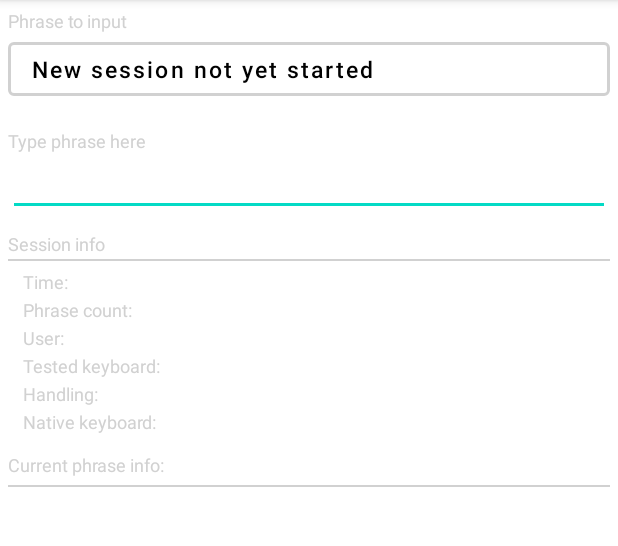
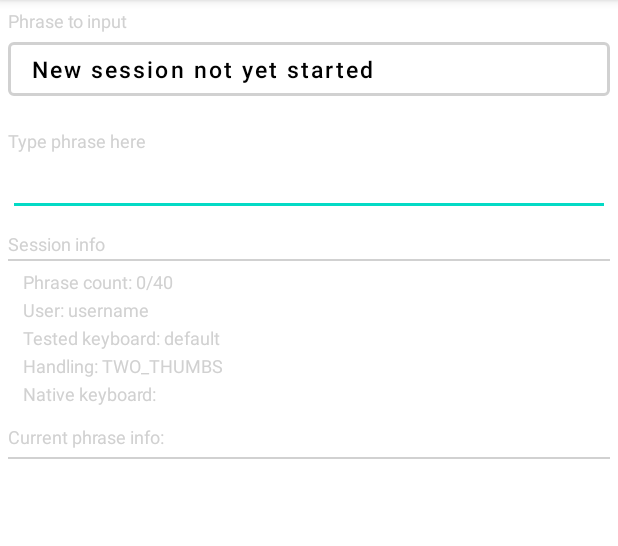
Before and after one commit to VanjaLjubobratovic/SmartKeyboard, an Android app: the screen it shows after launch (MainActivity), on a phone screen of 412 x 824 dp, the part 84-630 px from its top. Run offline under Robolectric (Android 15) with nearby library versions, the light colour scheme and no system bars.

Commit message:
Fully implemented session settings loading. Overloaded some set methods in Session.java. Implemented stopping when finished inputting phrases. Some code moved to dedicated methods.

```diff
--- a/app/src/main/java/com/example/smartkeyboard/MainActivity.java
+++ b/app/src/main/java/com/example/smartkeyboard/MainActivity.java
@@ -10,6 +10,7 @@ import androidx.appcompat.app.AppCompatActivity;
 import androidx.appcompat.widget.Toolbar;
 
 import android.annotation.SuppressLint;
+import android.app.Activity;
 import android.content.Context;
 import android.content.Intent;
 import android.content.SharedPreferences;
@@ -22,6 +23,7 @@ import android.util.Pair;
 import android.view.Menu;
 import android.view.MenuItem;
 import android.view.View;
+import android.view.inputmethod.InputMethodManager;
 import android.widget.EditText;
 import android.widget.TextView;
 import android.widget.Toast;
@@ -46,7 +48,7 @@ public class MainActivity extends AppCompatActivity {
     private ArrayList<String> phrases;
     private int phraseIndex;
     private EditText phraseInput;
-    private TextView timeTV, userTV, phraseCountTV, testKeyboardTV, handlingTV, nativeKeyboardTV;
+    private TextView timeTV, userTV, phraseCountTV, testKeyboardTV, handlingTV, nativeKeyboardTV, phraseResultTV;
 
     private Session session;
 
@@ -60,36 +62,21 @@ public class MainActivity extends AppCompatActivity {
         myToolbar.showOverflowMenu();
 
         generateBtn = findViewById(R.id.phraseGenerateBtn);
-
         userTV = findViewById(R.id.userTV);
         testKeyboardTV = findViewById(R.id.keyboardTV);
         handlingTV = findViewById(R.id.handlingTV);
         nativeKeyboardTV = findViewById(R.id.nativeKeyboardTV);
         timeTV = findViewById(R.id.timeTV);
         phraseCountTV = findViewById(R.id.countTV);
+        phraseResultTV = findViewById(R.id.phraseResultsTV);
+        phraseInput = findViewById(R.id.transcribeET);
 
         phrases = readPhrases();
         session = new Session();
 
-        phraseInput = findViewById(R.id.transcribeET);
+        checkMemory();
+        setSessionText();
 
-        SharedPreferences sharedPref = this.getPreferences(Context.MODE_PRIVATE);
-
-        String usernamePref, sessionPref, keyboardPref, phraseNumberPref, orientationPref, interactionPref;
-
-        usernamePref = sharedPref.getString("username", "username");
-        sessionPref = sharedPref.getString("session_name", "session1");
-        keyboardPref = sharedPref.getString("keyboard", "default");
-        phraseNumberPref = sharedPref.getString("number_of_phrases", "40");
-        orientationPref = sharedPref.getString("orientation", "PORTRAIT");
-        interactionPref = sharedPref.getString("interaction", "TWO_THUMBS");
-
-        session.setUser(usernamePref);
-        session.setSessionID(sessionPref);
-        session.setTestedKeyboard(keyboardPref);
-        session.setNumOfPhrases(Integer.parseInt(phraseNumberPref));
-        session.setOrientation(Orientation.valueOf(orientationPref));
-        session.setTypingMode(TypingMode.valueOf(interactionPref));
 
         phraseInput.addTextChangedListener(new TextWatcher() {
             @Override
@@ -115,6 +102,17 @@ public class MainActivity extends AppCompatActivity {
         });
     }
 
+    private void checkMemory() {
+        SharedPreferences sharedPref = getSharedPreferences("sessionSettings", Context.MODE_PRIVATE);
+
+        session.setUser(sharedPref.getString("username", "username"));
+        session.setSessionID(sharedPref.getString("session_name", "session1"));
+        session.setTestedKeyboard(sharedPref.getString("keyboard", "default"));
+        session.setNumOfPhrases(Integer.parseInt(sharedPref.getString("number_of_phrases", "40")));
+        session.setOrientation(sharedPref.getString("orientation", "PORTRAIT"));
+        session.setTypingMode(sharedPref.getString("interaction", "TWO_THUMBS"));
+    }
+
     @Override
     public boolean onCreateOptionsMenu(Menu menu) {
         getMenuInflater().inflate(R.menu.toolbar, menu);
@@ -133,10 +131,7 @@ public class MainActivity extends AppCompatActivity {
                 return true;
 
             case R.id.sessionSettings:
-                //TODO: Open session settings
-
                 Intent myIntent = new Intent(MainActivity.this, SessionSettingsActivity.class);
-                //myIntent.putExtra("key", value); //Optional parameters
                 activityLauncher.launch(myIntent);
                 Log.d(TAG, "onOptionsItemSelected: SESSION SETTINGS");
                 return true;
@@ -181,7 +176,27 @@ public class MainActivity extends AppCompatActivity {
         timeTV.setText(R.string.time);
         timeTV.append(" " + session.getTime());
 
+        //TODO: give this to session class to handle
+        String currentInfo = "Time: " + session.getTime() + "\n"
+                + "Phrase given: " + generateBtn.getText() + "\n"
+                + "Transcribed: " + session.getTranscribed().get(session.getSize() - 1).second + "\n"
+                + "Raw input: " + session.getTranscribed().get(session.getSize() - 1).first + "\n";
+
+        phraseResultTV.setText(currentInfo);
+
         generateBtn.setText(phrases.get(session.getSize()));
+
+        //Hide keyboard
+        InputMethodManager imm = (InputMethodManager) getSystemService(Activity.INPUT_METHOD_SERVICE);
+        View view = MainActivity.this.getCurrentFocus();
+        imm.hideSoftInputFromWindow(view.getWindowToken(), 0);
+
+        //Check if done
+        if (session.getSize() == session.getNumOfPhrases()) {
+            phraseInput.setEnabled(false);
+            generateBtn.setText("New session not yet started");
+            Toast.makeText(this, "You have successfully finished with this session!", Toast.LENGTH_LONG).show();
+        }
     }
 
     public void initTestSession() {
@@ -190,32 +205,39 @@ public class MainActivity extends AppCompatActivity {
             phraseIndex = 0;
             Collections.shuffle(phrases);
             generateBtn.setText(phrases.get(phraseIndex));
+            phraseInput.setEnabled(true);
 
             session.clearData();
 
+            setSessionText();
+
+            Toast.makeText(getApplicationContext(),"New session initialized", Toast.LENGTH_SHORT).show();
+        } else {
+            Log.e("RANDOM_PHRASE", "Phrases list empty!");
+        }
+    }
+
+    public void setSessionText() {
         timeTV.setText(R.string.time);
-            timeTV.append(" 00:00");
+        timeTV.append(" 00.00");
 
         phraseCountTV.setText(R.string.phrase_count);
         phraseCountTV.append(" 0/" + session.getNumOfPhrases());
 
         userTV.setText(R.string.user);
-            userTV.append(session.getUser());
+        userTV.append(" " + session.getUser());
 
         testKeyboardTV.setText(R.string.tested_keyboard);
-            testKeyboardTV.append(session.getTestedKeyboard());
+        testKeyboardTV.append(" " + session.getTestedKeyboard());
 
         handlingTV.setText(R.string.handling);
-            handlingTV.append(session.getTypingMode().toString());
+        handlingTV.append(" " + session.getTypingMode().toString());
 
         //TODO: Read native keyboard
         nativeKeyboardTV.setText(R.string.native_keyboard);
-            nativeKeyboardTV.append(session.getNativeKeyboard());
+        nativeKeyboardTV.append(" " + session.getNativeKeyboard());
 
-            Toast.makeText(getApplicationContext(),"New session initialized", Toast.LENGTH_SHORT).show();
-        } else {
-            Log.e("RANDOM_PHRASE", "Phrases list empty!");
-        }
+        phraseResultTV.setText("");
     }
 
     ActivityResultLauncher<Intent> activityLauncher = registerForActivityResult(new ActivityResultContracts.StartActivityForResult(), result -> {
--- a/app/src/main/java/com/example/smartkeyboard/Session.java
+++ b/app/src/main/java/com/example/smartkeyboard/Session.java
@@ -110,6 +110,17 @@ public class Session implements Parcelable {
         this.orientation = orientation;
     }
 
+    public void setOrientation (String orientation) {
+        switch (orientation) {
+            case("PORTRAIT"):
+                this.orientation = Orientation.PORTRAIT;
+                break;
+            case("LANDSCAPE"):
+                this.orientation = Orientation.LANDSCAPE;
+                break;
+        }
+    }
+
     public TypingMode getTypingMode() {
         return typingMode;
     }
@@ -118,13 +129,23 @@ public class Session implements Parcelable {
         this.typingMode = typingMode;
     }
 
+    public void setTypingMode (String typingMode) {
+        switch(typingMode){
+            case("TWO_THUMBS"):
+                this.typingMode = TypingMode.TWO_THUMBS;
+                break;
+            case("ONE_HAND"):
+                this.typingMode = TypingMode.ONE_HAND;
+                break;
+            case("CRADLING"):
+                this.typingMode = TypingMode.CRADLING;
+                break;
+        }
+    }
+
     public String getTime() {
         int last = time.size() - 1;
-        return " " + this.time.get(last) / 1000  + ":" + this.time.get(last) % 100 + "s";
-    }
-
-    public void addTime(Integer measured) {
-        this.time.add(measured);
+        return " " + this.time.get(last) / 1000  + "." + this.time.get(last) % 100 + "s";
     }
 
     public int getSize() {
@@ -157,9 +178,10 @@ public class Session implements Parcelable {
 
 
         if (transcribed.get(index).second.length() > newInput.length()) {
-            sb.append("-");
+            sb.append("<");
         } else if (sb.length() == 0) {
-            //Ovo služi jer se text changed okine nakon povratka iz settingsa
+            /*This is here because for some reason onTextChanged is triggered
+            when returning from session settings*/
             sb.append(newInput);
         } else {
             sb.append(newInput.charAt(newInput.length() - 1));
--- a/app/src/main/res/layout/session_info.xml
+++ b/app/src/main/res/layout/session_info.xml
@@ -19,6 +19,7 @@
         android:layout_marginHorizontal="5dp"
         android:layout_marginBottom="5dp"/>
     <TextView
+        android:visibility="gone"
         android:id="@+id/timeTV"
         android:layout_width="wrap_content"
         android:layout_height="wrap_content"
```
Also changed, not shown: app/src/main/java/com/example/smartkeyboard/SessionSettingsActivity.java (+18 -13 lines). Lines whose indentation alone changed are shown as unchanged.
